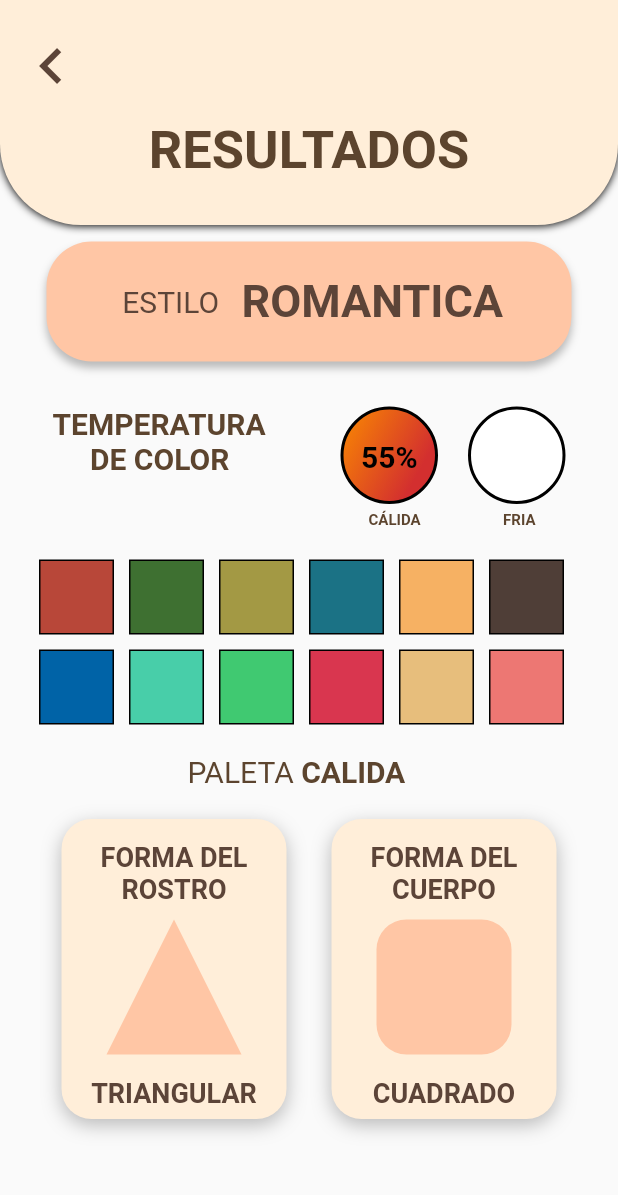
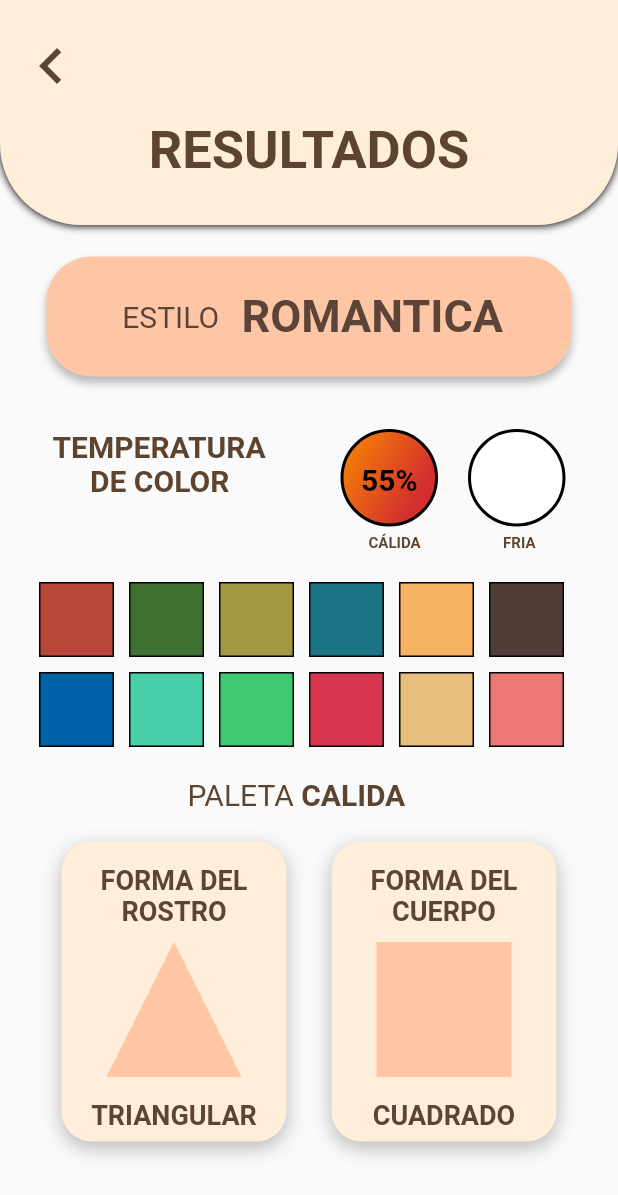
Before and after one commit to santos130400/ProyectoAdriana, a Flutter app: the ResultadosCompletos screen opened by its route, on a phone screen of 412 x 824 dp. Shown: the top 1195 px of the screen. Run offline on Flutter 3.47's test engine with Material 2 defaults, Android fonts, the phone set to English and light mode, and no system bars; our stand-ins replace carousel_slider, cloud_firestore, firebase_auth, firebase_core, image_picker; missing offline and left inert: dart:ffi; accounts and stored records are empty.

Commit message:
Update resultadosCompletos.dart

```diff
--- a/lib/resultadosCompletos.dart
+++ b/lib/resultadosCompletos.dart
@@ -46,7 +46,10 @@ class _ResultadosCompletos extends State<ResultadosCompletos> {
       body: ListView(
         children: [
           barraNavegacion(context),
-          boxEstilo(),
+          Padding(
+            padding: EdgeInsets.only(top: 10),
+            child: boxEstilo(),
+          ),
           temperaturaColor(),
           if (colorPaleta == 1) boxPaletaFria(),
           if (colorPaleta == 2) boxPaletaCalida(),
@@ -81,7 +84,7 @@ Widget temperaturaColor() {
   return Stack(
     children: [
       Padding(
-        padding: EdgeInsets.only(top: 30, bottom: 20),
+        padding: EdgeInsets.only(top: 35, bottom: 20),
         child: Stack(
           children: [
             Column(
@@ -645,7 +648,6 @@ Widget boxCara() {
                   width: 90,
                   decoration: BoxDecoration(
                     color: new Color.fromRGBO(255, 198, 165, 1),
-                    borderRadius: BorderRadius.all(Radius.circular(20)),
                   ),
                 ),
                 Padding(
```
